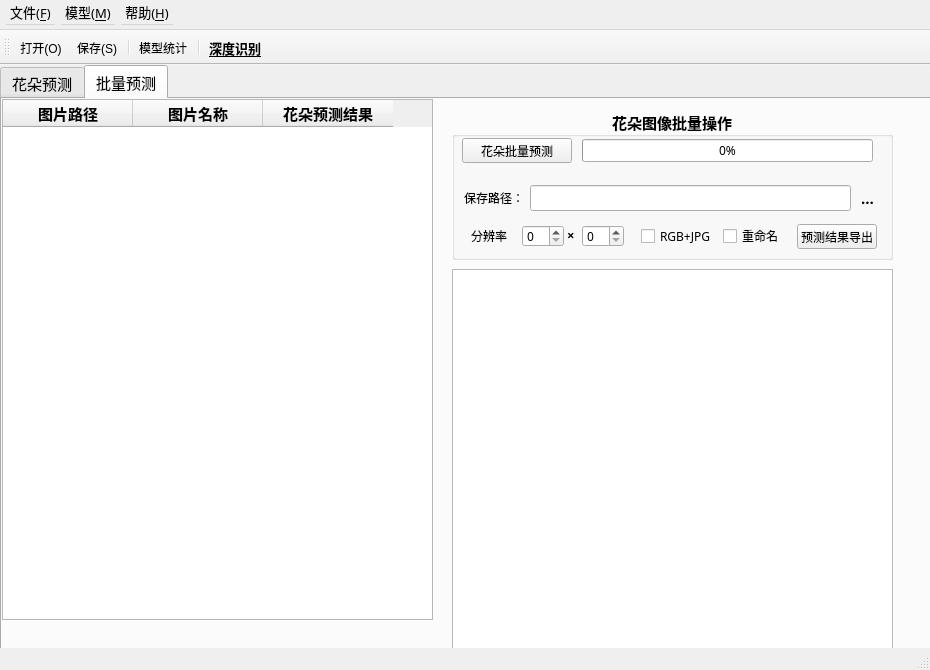
Above: MainWindowFlower.ui from Rvioleck/FlowerClassification before the change. Below: the same form after it.
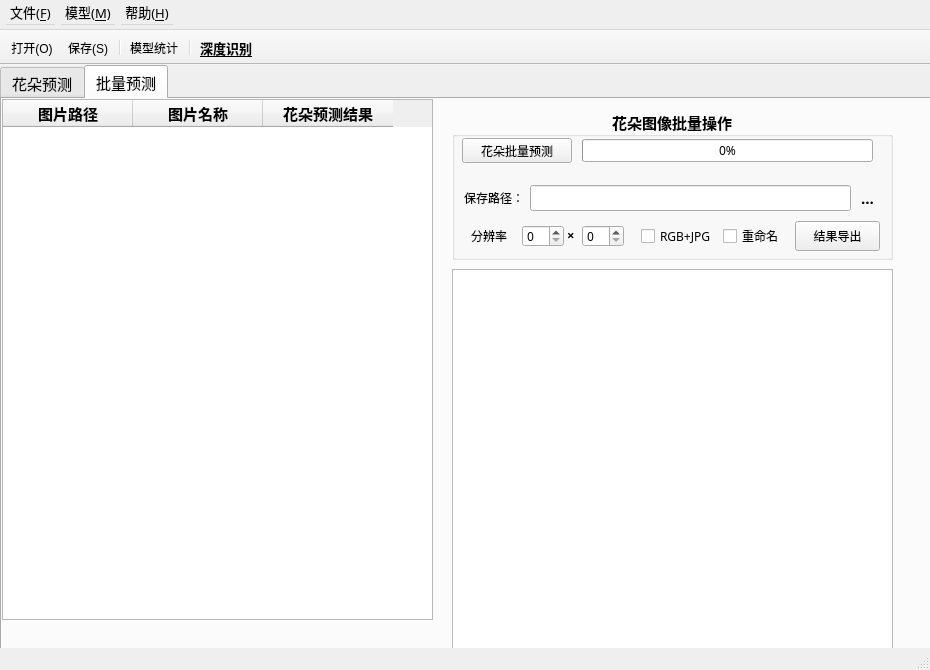
That is the form after the change. The open tabs and pages were chosen to show the change. Icons and pictures are not drawn. Custom widgets are drawn as their Qt base class.

```diff
--- a/MainWindowFlower.ui
+++ b/MainWindowFlower.ui
@@ -1379,10 +1379,10 @@
       <widget class="QPushButton" name="batchExportButton">
        <property name="geometry">
         <rect>
-         <x>345</x>
-         <y>115</y>
-         <width>80</width>
-         <height>25</height>
+         <x>343</x>
+         <y>112</y>
+         <width>85</width>
+         <height>30</height>
         </rect>
        </property>
        <property name="sizePolicy">
@@ -1393,14 +1393,14 @@
        </property>
        <property name="minimumSize">
         <size>
-         <width>80</width>
-         <height>25</height>
+         <width>85</width>
+         <height>30</height>
         </size>
        </property>
        <property name="maximumSize">
         <size>
-         <width>80</width>
-         <height>25</height>
+         <width>85</width>
+         <height>30</height>
         </size>
        </property>
        <property name="font">
@@ -1423,7 +1423,17 @@
         <bool>false</bool>
        </property>
        <property name="text">
-        <string>预测结果导出</string>
+        <string>结果导出</string>
+       </property>
+       <property name="icon">
+        <iconset>
+         <normaloff>images/批量导出.png</normaloff>images/批量导出.png</iconset>
+       </property>
+       <property name="iconSize">
+        <size>
+         <width>24</width>
+         <height>24</height>
+        </size>
        </property>
        <property name="flat">
         <bool>false</bool>
@@ -1824,8 +1834,8 @@
    <property name="windowTitle">
     <string>toolBar</string>
    </property>
-   <property name="allowedAreas">
-    <set>Qt::AllToolBarAreas</set>
+   <property name="movable">
+    <bool>false</bool>
    </property>
    <property name="toolButtonStyle">
     <enum>Qt::ToolButtonIconOnly</enum>
```
